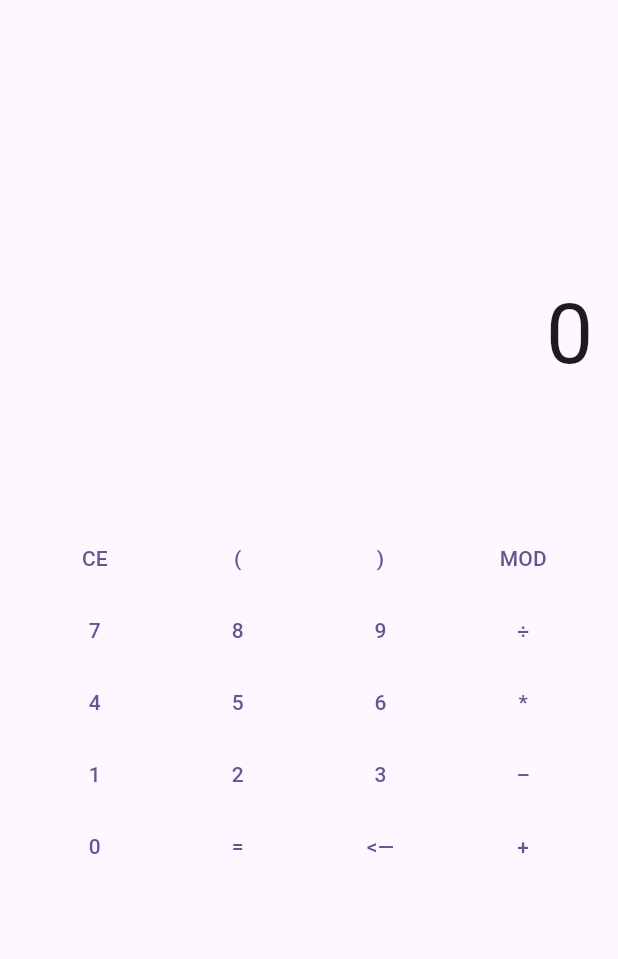
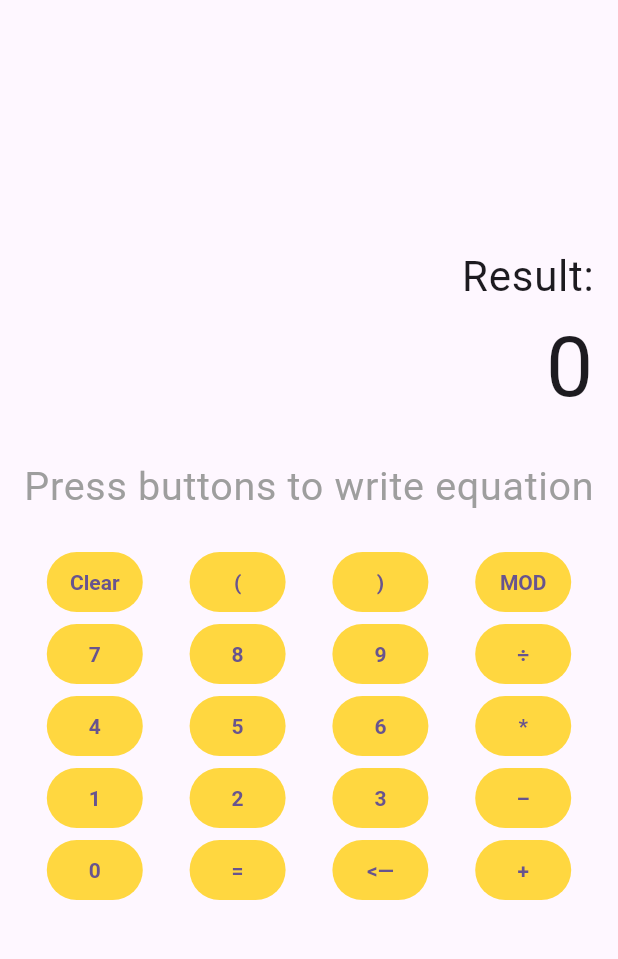
Before and after one commit to JimmyPhanfr/hw02_calculator_app, a Flutter app: the screen it shows after launch, on a phone screen of 412 x 824 dp, the part 84-1043 px from its top. Run offline on Flutter 3.47's test engine with Material 3 defaults, Android fonts, the phone set to English and light mode, and no system bars; our stand-ins replace math_expressions.

Commit message:
changes textButtonTheme so text buttons are amber-colored

```diff
--- a/lib/main.dart
+++ b/lib/main.dart
@@ -15,6 +15,14 @@ class MyApp extends StatelessWidget {
       theme: ThemeData(
         colorScheme: ColorScheme.fromSeed(seedColor: Colors.deepPurple),
         useMaterial3: true,
+        textButtonTheme: TextButtonThemeData(
+          style: ButtonStyle(
+            backgroundColor: WidgetStatePropertyAll(Colors.amberAccent),
+            textStyle: WidgetStatePropertyAll(
+              TextStyle(color: Colors.white, fontWeight: FontWeight.bold),
+            ),
+          ),
+        ),
       ),
       home: const MyHomePage(title: 'Calculator App'),
     );
@@ -34,8 +42,6 @@ class _MyHomePageState extends State<MyHomePage> {
 
   String result = '0';
   String _entered = '';
-
-    // bool _isresult_decimal = true;
 
   String appendToEntered(String mEntered, String a){
     mEntered += a;
@@ -75,7 +81,20 @@ class _MyHomePageState extends State<MyHomePage> {
           mainAxisAlignment: MainAxisAlignment.center,
           children: [
             Padding(
-              padding: const EdgeInsets.fromLTRB(16, 2, 16, 2),
+              padding: const EdgeInsets.fromLTRB(16, 0, 16, 0),
+              child: SizedBox(
+                height: 40,
+                width: double.infinity/5,
+                child: FittedBox(
+                  alignment: Alignment(1.0, 0.0),
+                  child: Text(
+                    'Result:',
+                  ),
+                ),
+              ),
+            ),
+            Padding(
+              padding: const EdgeInsets.fromLTRB(16, 0, 16, 0),
               child: SizedBox(
                 height: 80,
                 width: double.infinity,
@@ -88,15 +107,18 @@ class _MyHomePageState extends State<MyHomePage> {
               ),
             ),
             Padding(
-              padding: const EdgeInsets.fromLTRB(16, 2, 16, 2),
+              padding: const EdgeInsets.fromLTRB(16, 0, 16, 0),
               child: SizedBox(
                 height: 80,
                 width: double.infinity,
                 child: FittedBox(
                   alignment: Alignment(1.0, 0.0),
-                  child: Text(
-                    _entered,
-                  ),
+                  child: _entered == '' ?
+                  Text(
+                    'Press buttons to write equation',
+                    style: TextStyle(color: Colors.grey),
+                    ) :
+                  Text(_entered),
                 ),
               ),
             ),
@@ -105,7 +127,7 @@ class _MyHomePageState extends State<MyHomePage> {
               mainAxisAlignment: MainAxisAlignment.spaceEvenly,
               children: [
                 TextButton(
-                  child: Text('CE'),
+                  child: Text('Clear'),
                   onPressed: () {
                     setState( () {
                       result = '0';
```
Also changed, not shown: 4 other files.
